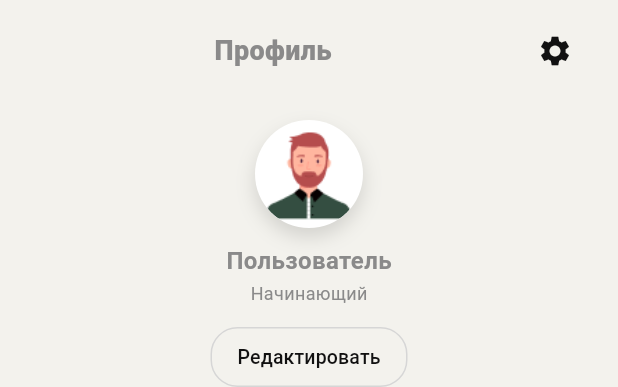
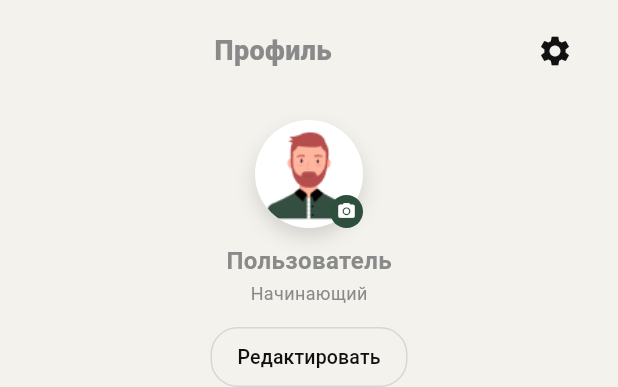
Before and after one commit to aiiisana/tulpar-frontend, a Flutter app: the ProfileTab widget shown alone on an empty page, opened directly, on a phone screen of 412 x 824 dp. Shown: the top 387 px of the screen. Run offline on Flutter 3.47's test engine with Material 3 defaults, Android fonts, the phone set to English and light mode, and no system bars; our stand-ins replace audioplayers, chewie, dio, firebase_auth, firebase_core, firebase_messaging and 7 more; accounts and stored records are empty; network calls fail.

Commit message:
added avatar

```diff
--- /dev/null
+++ b/devtools_options.yaml
@@ -0,0 +1,3 @@
+description: This file stores settings for Dart & Flutter DevTools.
+documentation: https://docs.flutter.dev/tools/devtools/extensions#configure-extension-enablement-states
+extensions:
--- a/lib/features/tabs/profile_tab.dart
+++ b/lib/features/tabs/profile_tab.dart
@@ -1,4 +1,5 @@
 import 'package:flutter/material.dart';
+import 'package:image_picker/image_picker.dart';
 import '../../app/app_storage.dart';
 import '../../app/app_strings.dart';
 import '../../app/content_assets.dart';
@@ -29,6 +30,8 @@ class _ProfileTabState extends State<ProfileTab> {
   int totalExercisesCompleted = 0;
   int totalExercisesFailed = 0;
   bool _loadingProfile = true;
+  String? _avatarUrl;
+  bool _uploadingAvatar = false;
 
   @override
   void initState() {
@@ -82,6 +85,9 @@ class _ProfileTabState extends State<ProfileTab> {
             ? profile.currentStreak
             : stats.currentStreak;
         totalXp = profile.totalXp > 0 ? profile.totalXp : stats.totalXp;
+        if ((profile.avatarUrl ?? '').isNotEmpty) {
+          _avatarUrl = profile.avatarUrl;
+        }
       } else {
         // Fallback to local storage
         streakDays = stats.currentStreak;
@@ -108,6 +114,47 @@ class _ProfileTabState extends State<ProfileTab> {
     if (f.isEmpty) return placeholder;
     if (l.isEmpty) return f;
     return '$f $l';
+  }
+
+  // ── Avatar upload ─────────────────────────────────────────────────────────────
+
+  Future<void> _pickAndUploadAvatar() async {
+    final picker = ImagePicker();
+    final XFile? picked = await picker.pickImage(
+      source: ImageSource.gallery,
+      imageQuality: 85,
+      maxWidth: 512,
+      maxHeight: 512,
+    );
+    if (picked == null) return;
+
+    setState(() => _uploadingAvatar = true);
+    try {
+      final result = await ProfileService.uploadAvatar(picked.path);
+
+      if (result == null) {
+        // null — ошибка запроса
+        if (mounted) {
+          ScaffoldMessenger.of(context).showSnackBar(
+            const SnackBar(
+              content: Text('Не удалось загрузить фото. Попробуйте ещё раз.'),
+              backgroundColor: Colors.redAccent,
+            ),
+          );
+        }
+        return;
+      }
+
+      // Если получили конкретный URL — сразу показываем
+      if (result.isNotEmpty && mounted) {
+        setState(() => _avatarUrl = result);
+      }
+
+      // В любом случае перезагружаем профиль, чтобы получить свежий avatarUrl
+      if (mounted) await _load();
+    } finally {
+      if (mounted) setState(() => _uploadingAvatar = false);
+    }
   }
 
   // ── Edit name ────────────────────────────────────────────────────────────────
@@ -401,6 +448,10 @@ class _ProfileTabState extends State<ProfileTab> {
             padding: const EdgeInsets.symmetric(vertical: 10),
             child: Column(
               children: [
+                GestureDetector(
+                  onTap: _uploadingAvatar ? null : _pickAndUploadAvatar,
+                  child: Stack(
+                    children: [
                       Container(
                         width: 72,
                         height: 72,
@@ -415,9 +466,45 @@ class _ProfileTabState extends State<ProfileTab> {
                           ],
                         ),
                         clipBehavior: Clip.antiAlias,
-                  child: Center(
-                      child:
-                          ContentAssets.profileAvatarWidget(size: 72)),
+                        child: _uploadingAvatar
+                            ? const Center(
+                                child: SizedBox(
+                                  width: 28,
+                                  height: 28,
+                                  child: CircularProgressIndicator(
+                                      strokeWidth: 2),
+                                ),
+                              )
+                            : _avatarUrl != null
+                                ? Image.network(
+                                    key: ValueKey(_avatarUrl),
+                                    _avatarUrl!,
+                                    width: 72,
+                                    height: 72,
+                                    fit: BoxFit.cover,
+                                    errorBuilder: (context, error, _) {
+                                      debugPrint('[Avatar] load error: $error, url: $_avatarUrl');
+                                      return ContentAssets.profileAvatarWidget(size: 72);
+                                    },
+                                  )
+                                : ContentAssets.profileAvatarWidget(size: 72),
+                      ),
+                      Positioned(
+                        bottom: 0,
+                        right: 0,
+                        child: Container(
+                          width: 22,
+                          height: 22,
+                          decoration: const BoxDecoration(
+                            color: AppTheme.primary,
+                            shape: BoxShape.circle,
+                          ),
+                          child: const Icon(Icons.camera_alt,
+                              size: 13, color: Colors.white),
+                        ),
+                      ),
+                    ],
+                  ),
                 ),
                 const SizedBox(height: 10),
                 _loadingProfile
--- a/pubspec.yaml
+++ b/pubspec.yaml
@@ -41,6 +41,7 @@ dependencies:
   flutter_secure_storage: ^9.2.2
   local_auth: ^2.2.0
   dio: ^5.4.0
+  image_picker: ^1.1.2
   url_launcher: ^6.2.6
   audioplayers: ^6.1.0
   video_player: ^2.9.2
```
Also changed, not shown: lib/features/tabs/home_tab.dart (+61 -36 lines), lib/services/profile_service.dart (+37 -0 lines), .claude/settings.local.json (added), pubspec.lock, 7 other files. Lines whose indentation alone changed are shown as unchanged.
